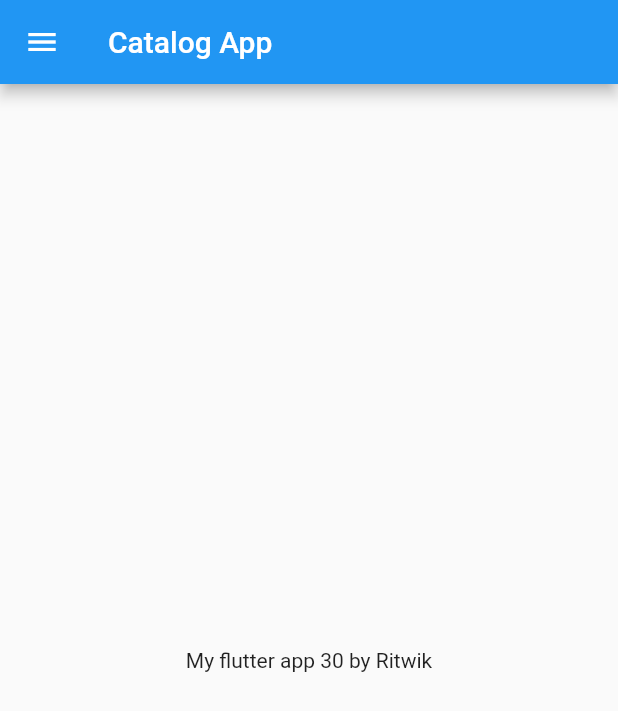
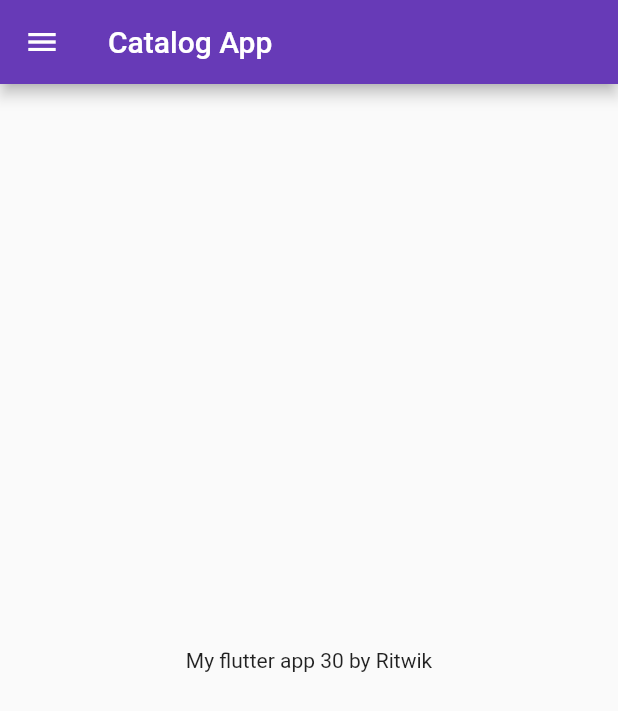
Before and after one commit to Ritwik10007/Bit_Mall, a Flutter app: the screen it shows after launch, on a phone screen of 412 x 824 dp. Shown: the top 711 px of the screen. Run offline on Flutter 3.47's test engine with Material 2 defaults, Android fonts, the phone set to English and light mode, and no system bars.

Commit message:
day 3 completed

```diff
--- a/lib/main.dart
+++ b/lib/main.dart
@@ -1,17 +1,26 @@
 import 'package:flutter/material.dart';
-import 'package:flutter_catalog/home_page.dart';
+import 'package:flutter_catalog/pages/home_page.dart';
+import 'package:flutter_catalog/pages/login_page.dart';
 
 void main() {
   runApp(MyApp());
 }
 
 class MyApp extends StatelessWidget {
-
   @override
   Widget build(BuildContext context) {
-
     return MaterialApp(
-      home: Homepage(),
+      themeMode: ThemeMode.light,
+      theme: ThemeData(primarySwatch: Colors.deepPurple),
+      darkTheme: ThemeData(
+        brightness: Brightness.light,
+      ),
+      initialRoute: "/home",
+      routes: {
+        "/": (context) => LoginPage(),
+        "/home" :(context)=>Homepage(),
+        "/login": (context) => LoginPage(),
+      },
     );
   }
 }
```
Also changed, not shown: lib/pages/login_page.dart (added, +19 -0 lines), lib/pages/home_page.dart (renamed from lib/home_page.dart).
